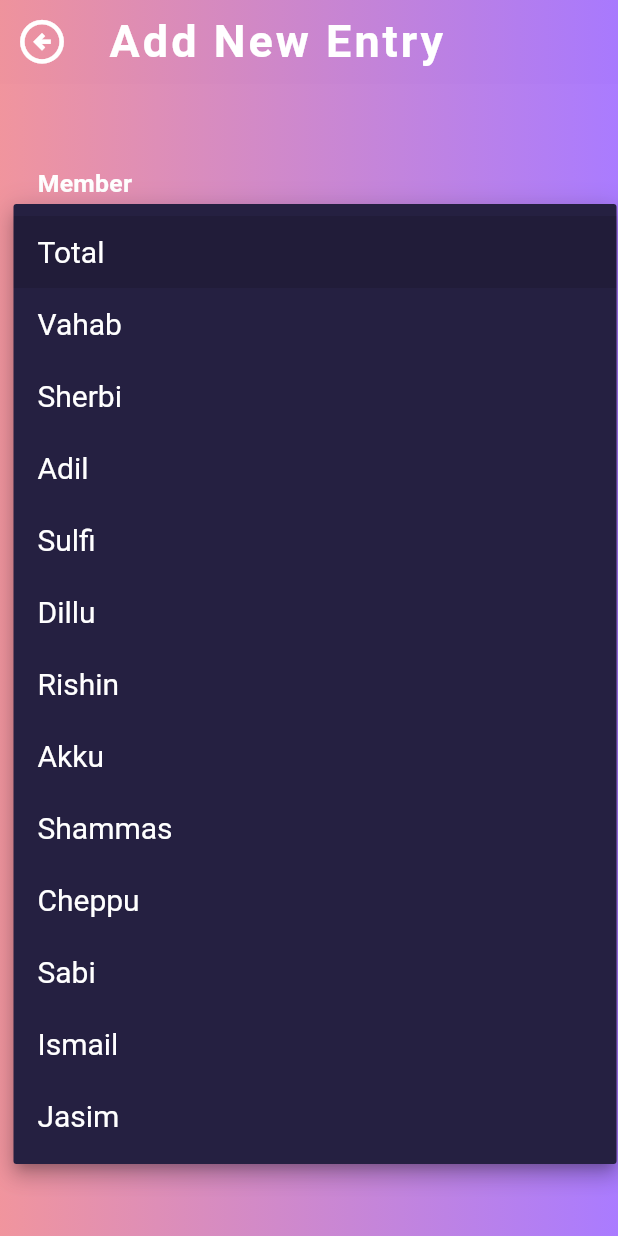
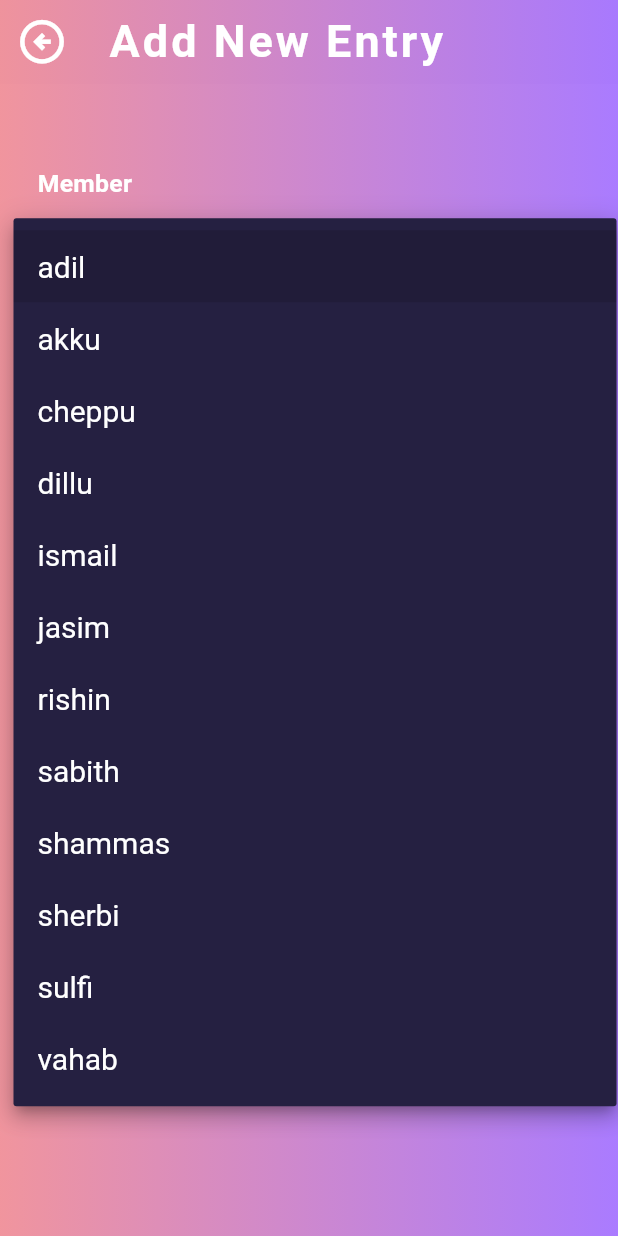
Before and after one commit to DcoDe717/AccountsB52z, a Flutter app: the ScreenLoanApprove screen opened directly, after a tap on "Select Member", on a phone screen of 412 x 824 dp. Run offline on Flutter 3.47's test engine with Material 3 defaults, Android fonts, the light colour scheme and no system bars; our stand-ins replace cloud_firestore, firebase_core, font_awesome_flutter, lottie, rflutter_alert; missing offline and left inert: firebase_app_check, multiselect_dropdown_flutter; accounts and stored records are empty; statements that could not run were skipped.

Commit message:
Added: 1) Created file admin_common_files, and stored variables 2) Added file for firebase functions in admin level
Changes:
1) Moved variables from add_data_screen to admin_common_filescommon_files
2) Moved variables from loan_approve_screen to admin_common_filescommon_files
3) Renamed some variables

```diff
--- a/lib/main.dart
+++ b/lib/main.dart
@@ -1,3 +1,4 @@
+import 'package:accounts3/screens/admin/loan_approve/loan_approve_screen.dart';
 import 'package:accounts3/screens/home/home_screen.dart';
 import 'package:firebase_app_check/firebase_app_check.dart';
 import 'package:flutter/material.dart';
@@ -42,7 +43,7 @@ class MyApp extends StatelessWidget {
     return MaterialApp(
       debugShowCheckedModeBanner: false,
       theme: ThemeData(useMaterial3: true),
-      home:  ScreenHome(),
+      home:  ScreenLoanApprove(),
       routes: {'/home': (context) => const ScreenHome()},
     );
   }
--- /dev/null
+++ b/lib/screens/admin/admin_common_files.dart
@@ -0,0 +1,31 @@
+import 'package:flutter/material.dart';
+
+String? selectedDropdownValueAdmin;
+var choosedMember = '';
+String commentsMonthlyInstAddData = '';
+
+int currentBalanceValue = 100000;
+
+String loanAmountTextFromTextController = '';
+String commentsTextFromTextControllerLoanApproveScreen = '';
+int? loanAmountParsed;
+
+final loanAmountTextControllerLoanApproveScreen = TextEditingController();
+final commentsTextControllerLoanApproveScreen = TextEditingController();
+
+// String choosedMemberLoanApprove = '';
+
+final List<String> dropDownListAdmin = <String>[
+  'adil',
+  'akku',
+  'cheppu',
+  'dillu',
+  'ismail',
+  'jasim',
+  'rishin',
+  'sabith',
+  'shammas',
+  'sherbi',
+  'sulfi',
+  'vahab'
+];
--- a/lib/screens/admin/loan_approve/loan_approve_screen.dart
+++ b/lib/screens/admin/loan_approve/loan_approve_screen.dart
@@ -1,3 +1,5 @@
+import 'package:accounts3/screens/admin/admin_common_files.dart';
+import 'package:accounts3/screens/admin/functions/firebase_functions_admin.dart';
 import 'package:accounts3/screens/home/home_screen.dart';
 import 'package:flutter/material.dart';
 
@@ -9,26 +11,18 @@ class ScreenLoanApprove extends StatefulWidget {
 }
 
 class _ScreenLoanApproveState extends State<ScreenLoanApprove> {
-  String? _selectedDropdownValue;
-
-  final List<String> dropdownList = <String>[
-    'Total',
-    'Vahab',
-    'Sherbi',
-    'Adil',
-    'Sulfi',
-    'Dillu',
-    'Rishin',
-    'Akku',
-    'Shammas',
-    'Cheppu',
-    'Sabi',
-    'Ismail',
-    'Jasim'
-  ];
-
   // final heightdevice = MediaQuery.of().size.height;
   // final widthdevice = MediaQuery.of(context).size.width;
+
+
+
+  @override
+  void dispose() {
+    // Clean up the controller when the widget is disposed.
+    loanAmountTextControllerLoanApproveScreen.dispose();
+    commentsTextControllerLoanApproveScreen.dispose();
+    super.dispose();
+  }
 
   @override
   Widget build(BuildContext context) {
@@ -99,7 +93,7 @@ class _ScreenLoanApproveState extends State<ScreenLoanApprove> {
                     children: [
                       labelTitle("Loan Amount"),
                       SizedBox(width: MediaQuery.of(context).size.width / 10),
-                      labelTitle("Current Balance  ₹ 1285000"),
+                      labelTitle("Current Balance  ₹ 1285000")
                     ],
                   ),
                   const SizedBox(height: 15),
@@ -115,64 +109,6 @@ class _ScreenLoanApproveState extends State<ScreenLoanApprove> {
             ),
           ),
         ),
-      ),
-    );
-  }
-
-  Widget commentsEntry() {
-    return Container(
-      height: 100,
-      width: MediaQuery.of(context).size.width,
-      decoration: BoxDecoration(
-          color: const Color(0xff2a2e3d),
-          borderRadius: BorderRadius.circular(15)),
-      child: TextFormField(
-        maxLines: null,
-        keyboardType: TextInputType.number,
-        style: const TextStyle(color: Colors.white),
-        decoration: const InputDecoration(
-            hintText: "Optional Entry",
-            hintStyle: TextStyle(color: Colors.grey, fontSize: 17),
-            border: InputBorder.none,
-            contentPadding:
-                EdgeInsets.only(left: 15, right: 15, top: 5, bottom: 5)),
-      ),
-    );
-  }
-
-  Widget approveEntry() {
-    return ElevatedButton.icon(
-        onPressed: () {
-          Navigator.pushAndRemoveUntil(
-              context,
-              MaterialPageRoute(
-                builder: (context) => const ScreenHome(),
-              ),
-              (route) => false);
-
-          // Navigator.popUntil(context, (ScreenHome) => false);
-        },
-        icon: const Icon(Icons.check_circle),
-        label: const Text('Approve'));
-  }
-
-  Widget amountEntry() {
-    return Container(
-      height: 55,
-      width: MediaQuery.of(context).size.width,
-      decoration: BoxDecoration(
-          color: const Color(0xff2a2e3d),
-          borderRadius: BorderRadius.circular(15)),
-      child: TextFormField(
-        keyboardType: TextInputType.number,
-        style: const TextStyle(color: Colors.white),
-        decoration: const InputDecoration(
-            hintText: "Enter Amount",
-            hintStyle: TextStyle(color: Colors.grey, fontSize: 17),
-            border: InputBorder.none,
-            contentPadding: EdgeInsets.only(left: 15, right: 15, top: 5)
-            // labelText: "Amount",
-            ),
       ),
     );
   }
@@ -224,8 +160,9 @@ class _ScreenLoanApproveState extends State<ScreenLoanApprove> {
                 fontWeight: FontWeight.normal,
               ),
             ),
-            value: _selectedDropdownValue,
-            items: dropdownList.map<DropdownMenuItem<String>>((String value) {
+            value: selectedDropdownValueAdmin,
+            items:
+                dropDownListAdmin.map<DropdownMenuItem<String>>((String value) {
               return DropdownMenuItem<String>(
                 value: value,
                 child: Text(
@@ -235,10 +172,54 @@ class _ScreenLoanApproveState extends State<ScreenLoanApprove> {
               );
             }).toList(),
             onChanged: (selectedvalue) {
-              _selectedDropdownValue = selectedvalue;
+              selectedDropdownValueAdmin = selectedvalue;
             },
           ),
         ),
+      ),
+    );
+  }
+
+  Widget amountEntry() {
+    return Container(
+      height: 55,
+      width: MediaQuery.of(context).size.width,
+      decoration: BoxDecoration(
+          color: const Color(0xff2a2e3d),
+          borderRadius: BorderRadius.circular(15)),
+      child: TextFormField(
+        controller: loanAmountTextControllerLoanApproveScreen,
+        keyboardType: TextInputType.number,
+        style: const TextStyle(color: Colors.white),
+        decoration: const InputDecoration(
+            hintText: "Enter Amount",
+            hintStyle: TextStyle(color: Colors.grey, fontSize: 17),
+            border: InputBorder.none,
+            contentPadding: EdgeInsets.only(left: 15, right: 15, top: 5)
+            // labelText: "Amount",
+            ),
+      ),
+    );
+  }
+
+  Widget commentsEntry() {
+    return Container(
+      height: 100,
+      width: MediaQuery.of(context).size.width,
+      decoration: BoxDecoration(
+          color: const Color(0xff2a2e3d),
+          borderRadius: BorderRadius.circular(15)),
+      child: TextFormField(
+        controller: commentsTextControllerLoanApproveScreen,
+        maxLines: null,
+        keyboardType: TextInputType.number,
+        style: const TextStyle(color: Colors.white),
+        decoration: const InputDecoration(
+            hintText: "Optional Entry",
+            hintStyle: TextStyle(color: Colors.grey, fontSize: 17),
+            border: InputBorder.none,
+            contentPadding:
+                EdgeInsets.only(left: 15, right: 15, top: 5, bottom: 5)),
       ),
     );
   }
@@ -254,4 +235,23 @@ class _ScreenLoanApproveState extends State<ScreenLoanApprove> {
       ),
     );
   }
+
+  Widget approveEntry() {
+    return ElevatedButton.icon(
+        onPressed: () {
+          checkLoanActive(selectedDropdownValueAdmin);
+
+
+          // Navigator.pushAndRemoveUntil(
+          //     context,
+          //     MaterialPageRoute(
+          //       builder: (context) => const ScreenHome(),
+          //     ),
+          //     (route) => false);
+
+          // Navigator.popUntil(context, (ScreenHome) => false);
+        },
+        icon: const Icon(Icons.check_circle),
+        label: const Text('Approve'));
+  }
 }
--- a/lib/screens/home/common_files_homepage.dart
+++ b/lib/screens/home/common_files_homepage.dart
@@ -8,7 +8,7 @@ List<int> pendingCounts = [];
 
 String? selectedDropdownValueTotalPendingView = 'Total';
 
-final List<String> dropdownList = <String>[
+final List<String> dropdownListHomePage = <String>[
   'Total',
   'Adil',
   'Akku',
--- a/lib/screens/home/total_pending_view/total_pendingview_screen.dart
+++ b/lib/screens/home/total_pending_view/total_pendingview_screen.dart
@@ -59,7 +59,7 @@ class _ScreenTotPendingViewState extends State<ScreenTotPendingView> {
         ),
         // hint: const Text('Select '),
         value: selectedDropdownValueTotalPendingView,
-        items: dropdownList.map<DropdownMenuItem<String>>((String value) {
+        items: dropdownListHomePage.map<DropdownMenuItem<String>>((String value) {
           return DropdownMenuItem<String>(
             value: value,
             child: Text(
```
Also changed, not shown: lib/roughpage.dart (+31 -31 lines), lib/screens/admin/add_data/add_data_screen.dart (+8 -24 lines), lib/screens/admin/functions/firebase_functions_admin.dart (added, +89 -0 lines).
